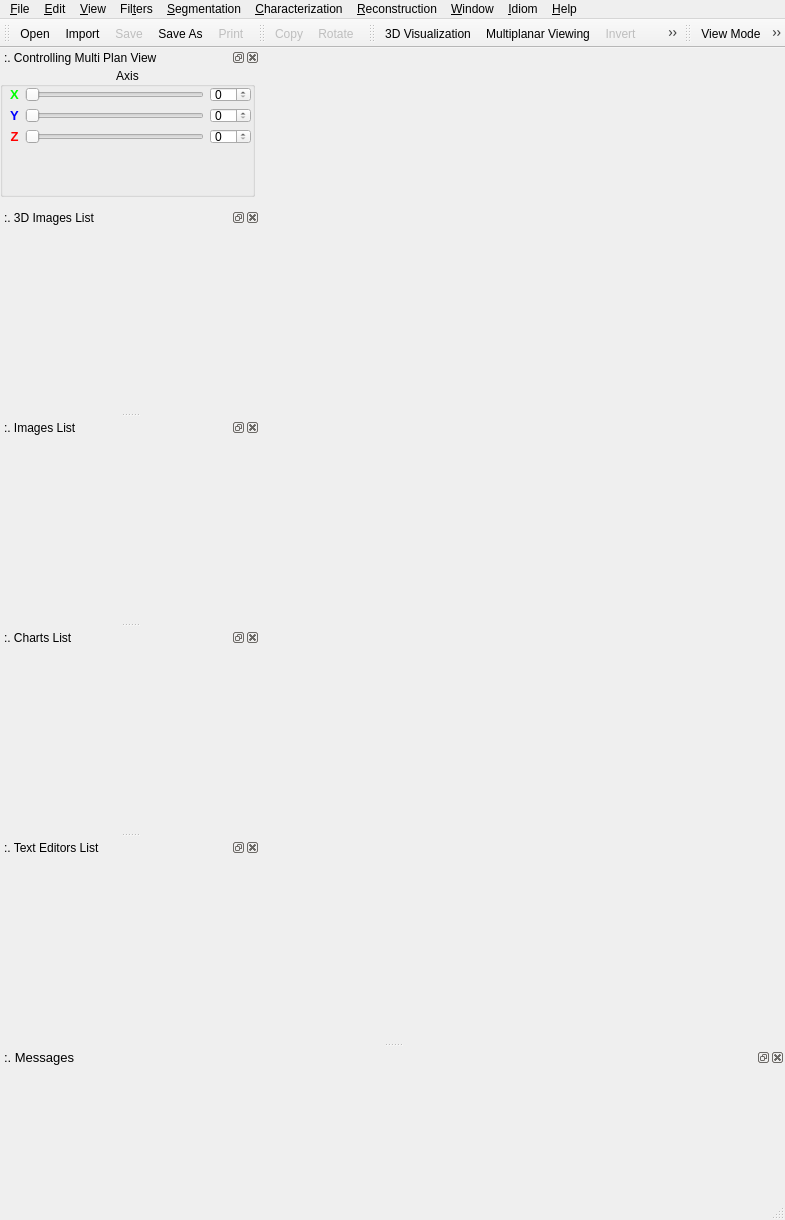
ldsc/lvp, file src/lvpinterface.ui: the form before one commit.
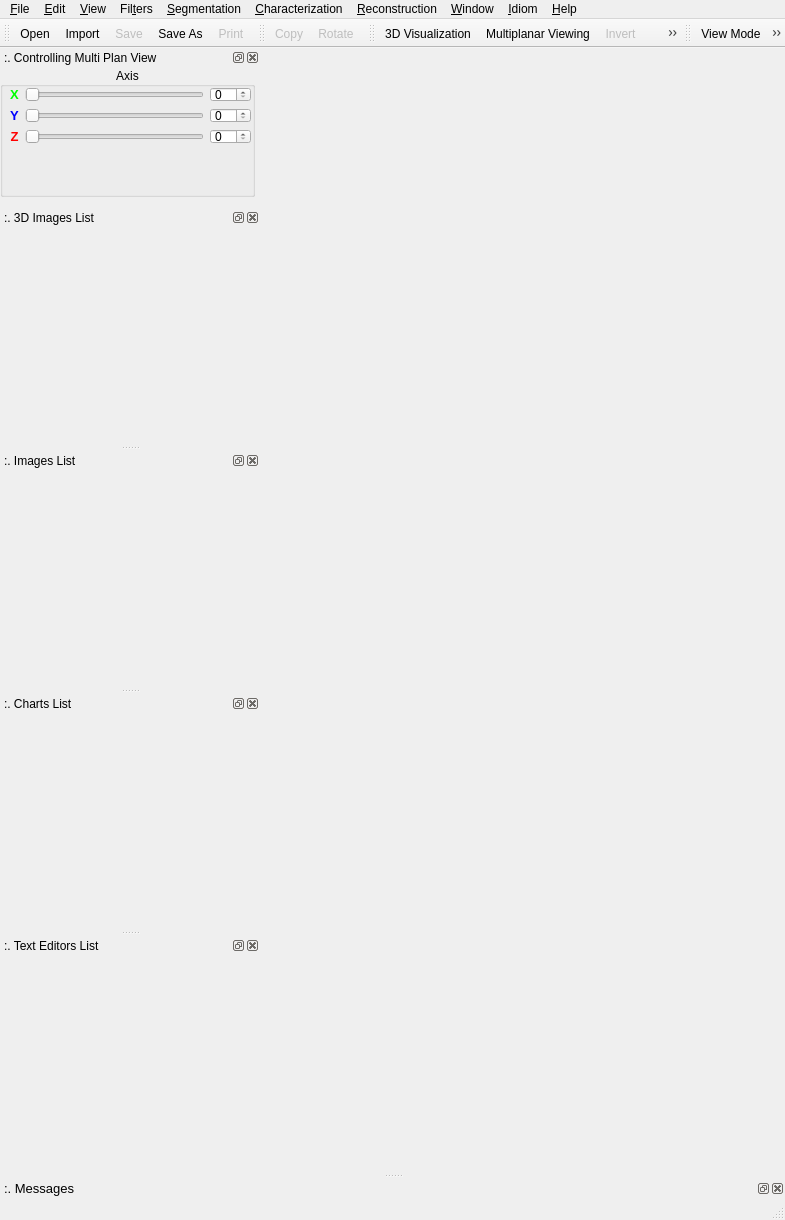
The form after the commit. Icons and pictures are not drawn.

Diff of the .ui file:
```diff
--- a/src/lvpinterface.ui
+++ b/src/lvpinterface.ui
@@ -726,7 +726,7 @@
    <property name="minimumSize">
     <size>
      <width>58</width>
-     <height>150</height>
+     <height>1</height>
     </size>
    </property>
    <property name="font">
```
Left out of the diff: 2 changed lines with no effect on the pictures.
